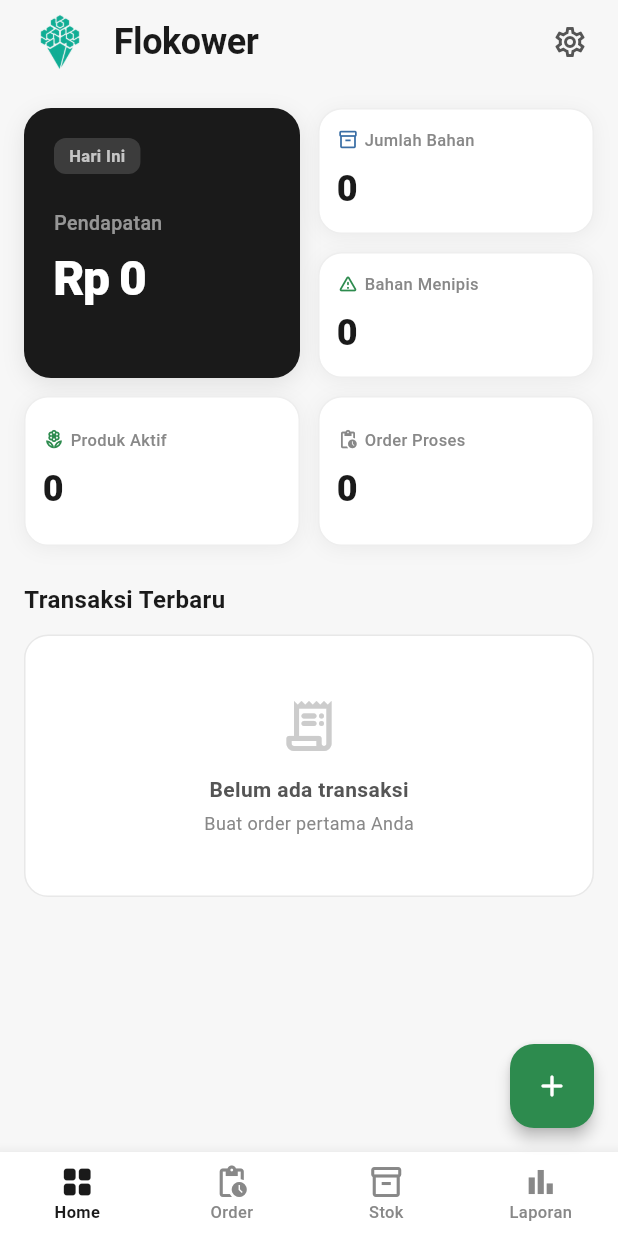
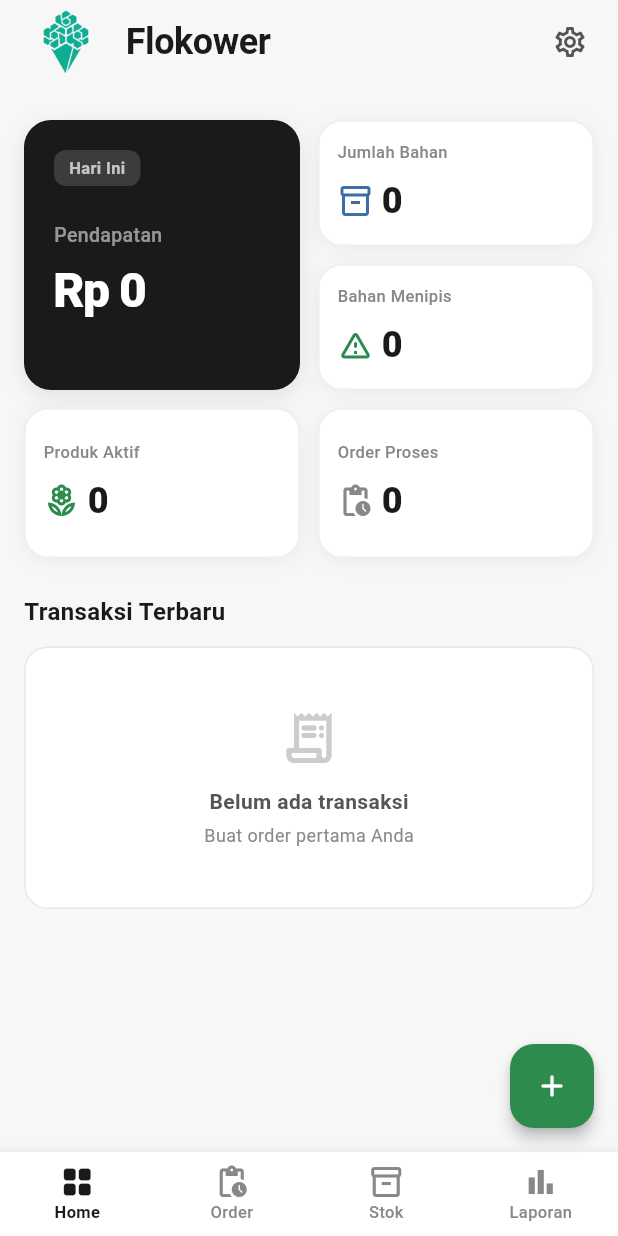
Before and after one commit to teranixbq/Flokower, a Flutter app: the screen it shows once a user with an empty profile is signed in, on a phone screen of 412 x 824 dp. Run offline on Flutter 3.47's test engine with Material 3 defaults, Android fonts, the phone set to English and light mode, and no system bars; our stand-ins replace cloud_firestore, firebase_auth, firebase_core, flutter_dotenv, flutter_riverpod, image_picker; accounts and stored records are empty.

Commit message:
style: improve dashboard layout and metric card alignment
- Increase Flokower logo from 48x48 to 56x56
- Add more top padding (16 → 24) for better spacing
- Restructure _MetricCard: icon now aligned with value (both size 24)
- Move label to top, icon+value row below for better visual hierarchy

```diff
--- a/lib/features/dashboard/presentation/screens/dashboard_screen.dart
+++ b/lib/features/dashboard/presentation/screens/dashboard_screen.dart
@@ -38,8 +38,8 @@ class DashboardScreen extends ConsumerWidget {
               borderRadius: BorderRadius.circular(12),
               child: Image.asset(
                 'assets/images/flokower-logo.png',
-                width: 48,
-                height: 48,
+                width: 56,
+                height: 56,
                 fit: BoxFit.cover,
               ),
             ),
@@ -58,7 +58,7 @@ class DashboardScreen extends ConsumerWidget {
         },
         child: SingleChildScrollView(
           physics: const AlwaysScrollableScrollPhysics(),
-          padding: const EdgeInsets.fromLTRB(16, 16, 16, 100),
+          padding: const EdgeInsets.fromLTRB(16, 24, 16, 100),
           child: Column(
             crossAxisAlignment: CrossAxisAlignment.start,
             children: [
@@ -340,24 +340,24 @@ class _MetricCard extends StatelessWidget {
         crossAxisAlignment: CrossAxisAlignment.start,
         mainAxisAlignment: MainAxisAlignment.center,
         children: [
+          Text(
+            label,
+            style: TextStyle(fontSize: 11, color: FlokowerTheme.mediumGray, fontWeight: FontWeight.w500),
+            overflow: TextOverflow.ellipsis,
+          ),
+          const SizedBox(height: 8),
           Row(
             children: [
-              Icon(icon, size: 14, color: color),
-              const SizedBox(width: 4),
+              Icon(icon, size: 24, color: color),
+              const SizedBox(width: 6),
               Expanded(
                 child: Text(
-                  label,
-                  style: TextStyle(fontSize: 11, color: FlokowerTheme.mediumGray, fontWeight: FontWeight.w500),
+                  value,
+                  style: TextStyle(fontSize: 24, fontWeight: FontWeight.w800, color: FlokowerTheme.black, letterSpacing: -1),
                   overflow: TextOverflow.ellipsis,
                 ),
               ),
             ],
-          ),
-          const SizedBox(height: 8),
-          Text(
-            value,
-            style: TextStyle(fontSize: 24, fontWeight: FontWeight.w800, color: FlokowerTheme.black, letterSpacing: -1),
-            overflow: TextOverflow.ellipsis,
           ),
         ],
       ),
```
